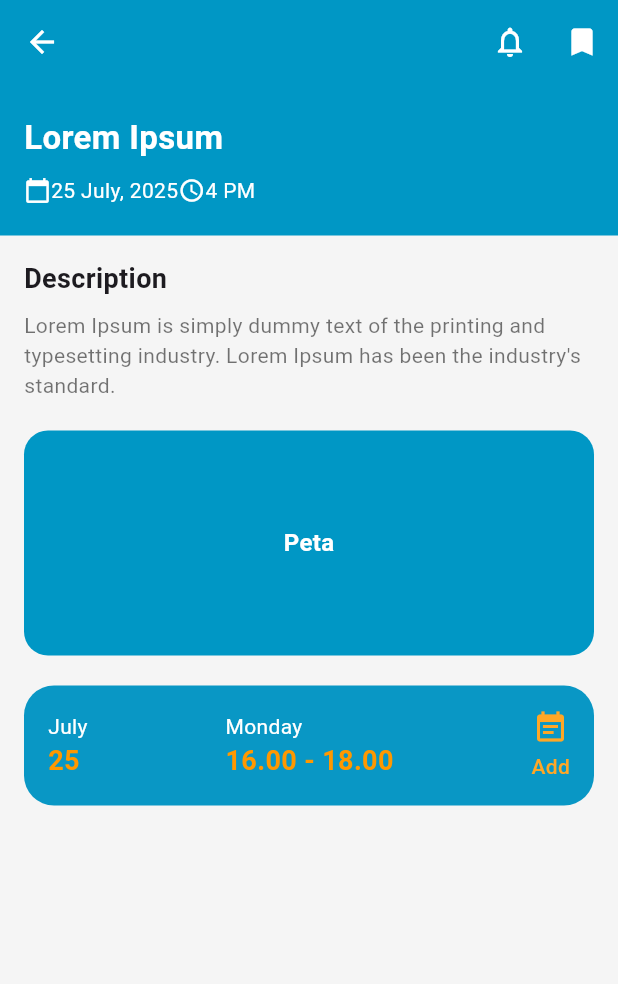
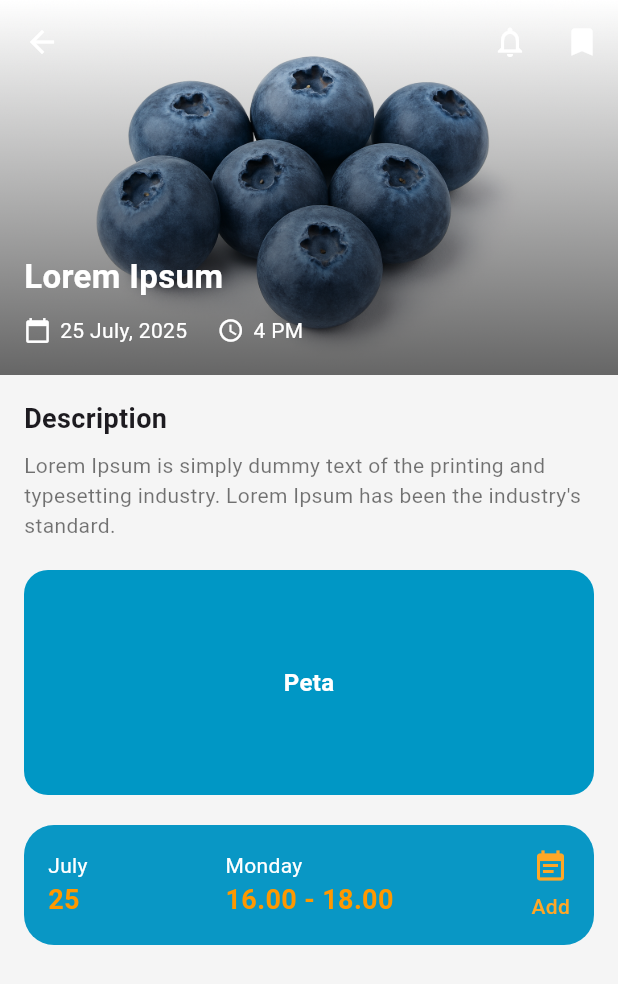
Before and after one commit to HapisPro/eventara, a Flutter app: the screen it shows after launch, on a phone screen of 412 x 824 dp. Shown: the top 984 px of the screen. Run offline on Flutter 3.47's test engine with Material 3 defaults, Android fonts, the phone set to English and light mode, and no system bars.

Commit message:
add image

```diff
--- a/lib/screen/detail_page_eventara.dart
+++ b/lib/screen/detail_page_eventara.dart
@@ -7,8 +7,9 @@ class DetailPageEventara extends StatelessWidget {
   Widget build(BuildContext context) {
     return Scaffold(
       backgroundColor: Colors.grey.shade100,
+      extendBodyBehindAppBar: true,
       appBar: AppBar(
-        backgroundColor: const Color(0xFF0097C5),
+        backgroundColor: Colors.transparent,
         elevation: 0,
         leading: IconButton(
           onPressed: () => Navigator.pop(context),
@@ -28,10 +29,31 @@ class DetailPageEventara extends StatelessWidget {
       body: Column(
         crossAxisAlignment: CrossAxisAlignment.start,
         children: [
+          Stack(
+            children: [
               Container(
-            color: const Color(0xff0097c5),
+                height: 250,
                 width: double.infinity,
-            padding: const EdgeInsets.symmetric(horizontal: 16, vertical: 20),
+                decoration: const BoxDecoration(
+                  image: DecorationImage(
+                    image: AssetImage("assets/Blueberry.jpg"),
+                    fit: BoxFit.cover,
+                  ),
+                ),
+              ),
+              Container(
+                height: 250,
+                decoration: BoxDecoration(
+                  gradient: LinearGradient(
+                    colors: [Colors.black.withOpacity(0.6), Colors.transparent],
+                    begin: Alignment.bottomCenter,
+                    end: Alignment.topCenter,
+                  ),
+                ),
+              ),
+              Positioned(
+                left: 16,
+                bottom: 20,
                 child: Column(
                   crossAxisAlignment: CrossAxisAlignment.start,
                   children: [
@@ -46,15 +68,23 @@ class DetailPageEventara extends StatelessWidget {
                     const SizedBox(height: 10),
                     Row(
                       children: [
-                    Icon(Icons.calendar_today, color: Colors.white, size: 18.0),
-                    SizedBox(height: 6),
+                        Icon(
+                          Icons.calendar_today,
+                          color: Colors.white,
+                          size: 18.0,
+                        ),
+                        SizedBox(width: 6),
                         Text(
                           "25 July, 2025",
                           style: TextStyle(color: Colors.white, fontSize: 14),
                         ),
-                    SizedBox(height: 20),
-                    Icon(Icons.access_time, color: Colors.white, size: 18.0),
-                    SizedBox(height: 6),
+                        SizedBox(width: 20),
+                        Icon(
+                          Icons.access_time,
+                          color: Colors.white,
+                          size: 18.0,
+                        ),
+                        SizedBox(width: 6),
                         Text(
                           "4 PM",
                           style: TextStyle(color: Colors.white, fontSize: 14),
@@ -63,6 +93,8 @@ class DetailPageEventara extends StatelessWidget {
                     ),
                   ],
                 ),
+              ),
+            ],
           ),
           //Body Content
           Expanded(
```
Lines whose indentation alone changed are shown as unchanged.
